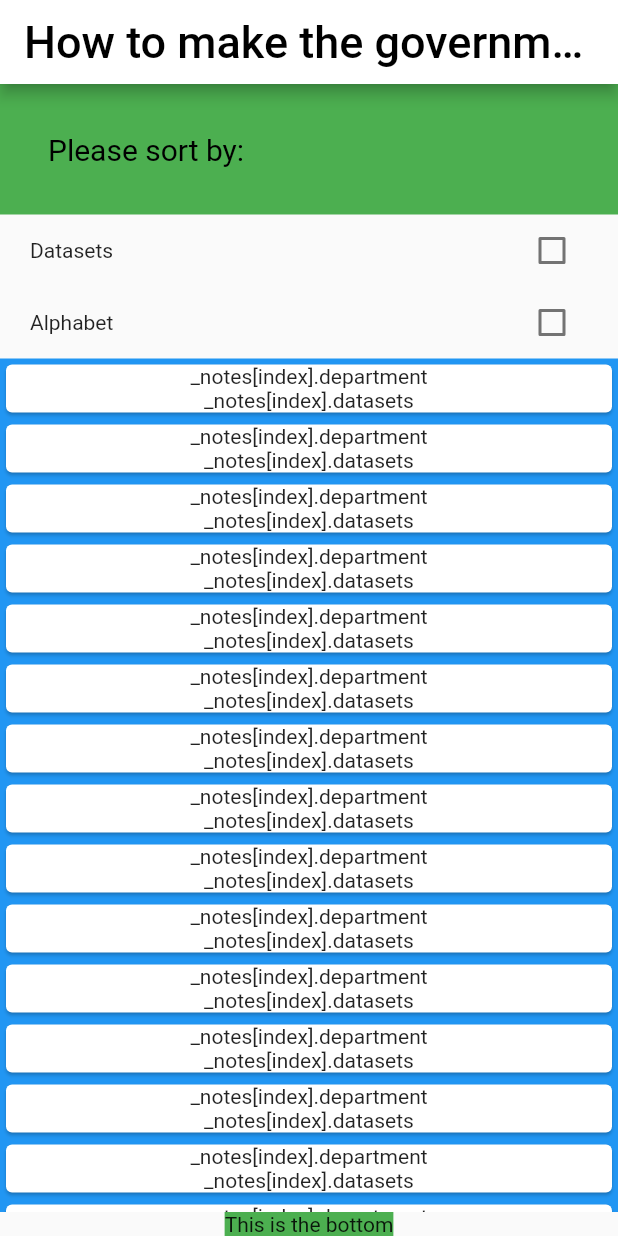
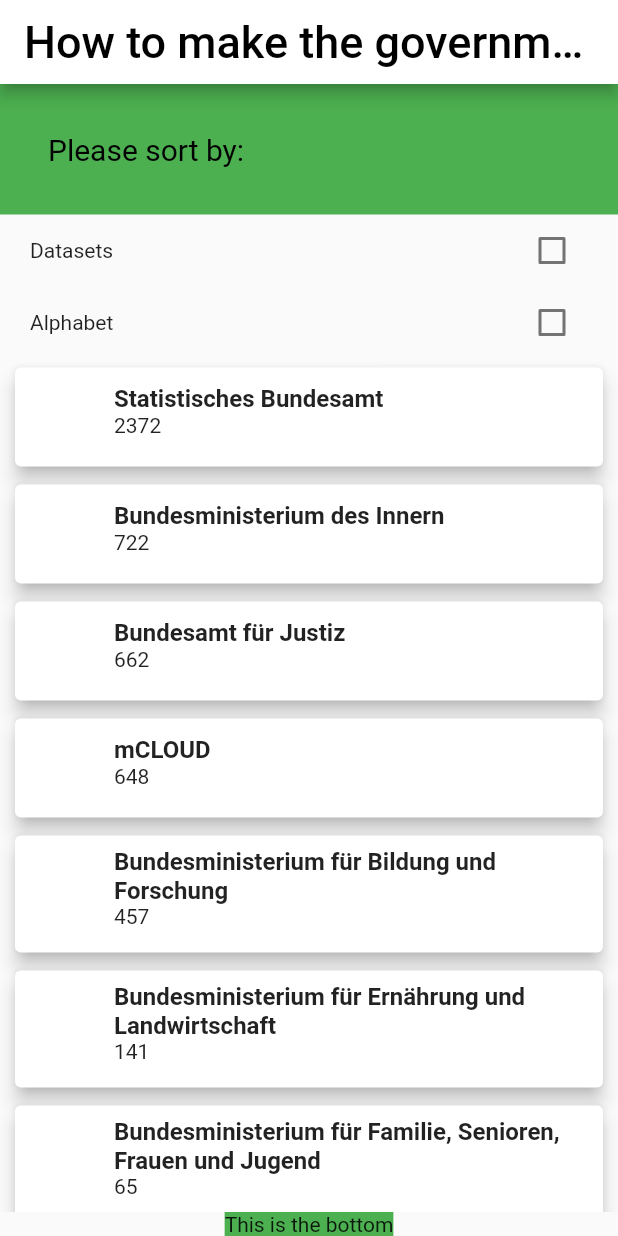
Before and after one commit to leoooncl/Tech4Germany_Solution, a Flutter app: the screen it shows after launch, on a phone screen of 412 x 824 dp. Run offline on Flutter 3.47's test engine with Material 2 defaults, Android fonts, the phone set to English and light mode, and no system bars; missing offline and left inert: dart:html.

Commit message:
added json to assets, created Futerbuilder Widget

```diff
--- a/t4gopengov/lib/GovData.dart
+++ b/t4gopengov/lib/GovData.dart
@@ -4,21 +4,28 @@ import 'dart:convert';
 import 'package:flutter/cupertino.dart';
 
 class GovData {
-  String department; //Klasse GovData besteht aus den Einträgen
-  int datasets;
+  String? department; //Klasse GovData besteht aus den Einträgen
+  int? datasets; // musste noch late hinzufügen um Nulleintrag zu verhindern
 
-  GovData(this.department, this.datasets);
-  factory GovData.fromJson(dynamic json) {
-    return GovData(json['department'] as String, json['age'] as int);
+  GovData(this.department, this.datasets); //constructor
+
+  GovData.fromJson(Map<String, dynamic> json) {
+    //Jason -> String Funktion
+    department = json['department'];
+    datasets = json['datasets'];
   }
-  @override
-  String toString() {
-    return '{ ${this.department}, ${this.datasets}}';
-  }
+
+  // factory GovData.fromJson(dynamic json) {
+  //   return GovData(json['department'] as String, json['age'] as int);
+  // }
+  // @override
+  // String toString() {
+  //   return '{ ${this.department}, ${this.datasets}}';
+  // }
 }
 
-main() {
-  String objText = '{"name": "bezkoder", "age":30}';
-  GovData govdata = GovData.fromJson(jsonDecode(objText));
-  print(govdata);
-}
+// main() {
+//   String objText = '{"name": "bezkoder", "age":30}';
+//   GovData govdata = GovData.fromJson(jsonDecode(objText));
+//   print(govdata);
+// }
--- a/t4gopengov/lib/main.dart
+++ b/t4gopengov/lib/main.dart
@@ -4,96 +4,19 @@ import 'dart:html';
 import 'dart:ui';
 
 import 'package:flutter/material.dart';
+import 'package:flutter/services.dart' as rootBundle;
 import 'package:http/http.dart' as http;
 import 'package:t4gopengov/GovData.dart'; //imports http protocol
-
-// Global Constants //
-const GOVDATA_KEY = String.fromEnvironment(
-    "GOVDATA_KEY"); //could be stored locally as system variable in launch.json
-//in system variables: --dart-define=GOVDATE_KEY=
 
 // Functions
 void main() => runApp(const MaterialApp(
       home: HomeScreen(), //we could imagine more sides/ screen
     ));
 
-//API request
-void APIfunction() {
-//send API request to OpenGov
-  var prompt; //created because otherwise problem
-  http.post(
-    //http in improt is the variable //YT Video 42:52
-    Uri.parse("https://"),
-    headers: {
-      "Authorization":
-          "Bearer GOVDATA_KEY", //here needs to go the variable from the launch.json file
-      "Accept": "application/json",
-      "Content-Type": "application/json",
-    },
-    body: jsonEncode({
-      "prompt": prompt,
-      "max_tokens": 100,
-      "temperature": 0,
-      "top_p": 1,
-      "stop": "\n",
-    }),
-    //return json
-  );
-}
-
 //Classes
 class HomeScreen extends StatelessWidget {
   const HomeScreen({Key? key})
       : super(key: key); //"const in front of HomeScreen"
-
-//https function
-/*
-  List<GovData> _govdatas = <GovData>[];
-
-  Future<List<GovData>> fetchGovData() async {
-    var hello =
-        'https://github.com/tech4germany/coding-challenge/blob/main/backend-response.json';
-    var response = await http.get(hello);
-
-    var govdatas = <GovData>[];
-
-    if (response.statusCode == 200) {
-      var govdatasJson = json.decode(response.body);
-      for (var govdataJson in govdatasJson) {
-        govdatas.add(GovData.fromJson(govdataJson));
-      }
-    }
-    return govdatas;
-  }
-*/
-
-//   Future<String> loadNoteAsset() async {
-//   return await rootBundle.loadString('assets/data.json');
-// }
-
-// Future <List<Post>> parsePost() async {
-//   var posts = List<Post>();
-//     String source = await loadNoteAsset();
-//   final parsed = jsonDecode(source);
-//   for (var item in parsed) {
-//     posts.add(Post.fromJson(item));
-//   }
-//   return posts;
-// }
-
-/*
-  @override
-  void initState() {
-    fetchGovData().then((value) {
-      setState(() {
-        _govdatas.addAll(value);
-      });
-    });
-    super.initState();
-    }
-  }
-
-*/
 
   @override //redefining the build function of Stateless Widget
   Widget build(BuildContext context) {
@@ -118,8 +41,73 @@ class HomeScreen extends StatelessWidget {
           MyCheckboxAlphabet(),
           /*2* List*/
           Expanded(
-              child:
-                  listSection), //When use a Scrollable Widget inside a Column, expand it
+              //When use a Scrollable Widget inside a Column, expand it
+              child: FutureBuilder(
+                  future: ReadJsonData(),
+                  builder: (context, data) {
+                    if (data.hasError) {
+                      return Center(child: Text("${data.error}"));
+                    } else if (data.hasData) {
+                      var items = data.data as List<GovData>;
+                      return ListView.builder(
+                          itemCount: items == null ? 0 : items.length,
+                          itemBuilder: (context, index) {
+                            return Card(
+                              elevation: 5,
+                              margin: EdgeInsets.symmetric(
+                                  horizontal: 10, vertical: 6),
+                              child: Container(
+                                padding: EdgeInsets.all(8),
+                                child: Row(
+                                  mainAxisAlignment: MainAxisAlignment.center,
+                                  crossAxisAlignment: CrossAxisAlignment.center,
+                                  children: [
+                                    Container(
+                                      width: 50,
+                                      height: 50,
+                                    ),
+                                    Expanded(
+                                        child: Container(
+                                      padding: EdgeInsets.only(bottom: 8),
+                                      child: Column(
+                                        mainAxisAlignment:
+                                            MainAxisAlignment.center,
+                                        crossAxisAlignment:
+                                            CrossAxisAlignment.start,
+                                        children: [
+                                          Padding(
+                                            padding: EdgeInsets.only(
+                                                left: 8, right: 8),
+                                            child: Text(
+                                              items[index]
+                                                  .department
+                                                  .toString(),
+                                              style: TextStyle(
+                                                  fontSize: 16,
+                                                  fontWeight: FontWeight.bold),
+                                            ),
+                                          ),
+                                          Padding(
+                                            padding: EdgeInsets.only(
+                                                left: 8, right: 8),
+                                            child: Text(items[index]
+                                                .datasets
+                                                .toString()),
+                                          )
+                                        ],
+                                      ),
+                                    ))
+                                  ],
+                                ),
+                              ),
+                            );
+                          });
+                    } else {
+                      return Center(
+                        child: CircularProgressIndicator(),
+                      );
+                    }
+                  })),
           Container(
             child: const Text('This is the bottom'),
             color: Colors.green,
@@ -132,9 +120,81 @@ class HomeScreen extends StatelessWidget {
       //),
     );
   }
+
+  Future<List<GovData>> ReadJsonData() async {
+    final jsondata = await rootBundle.rootBundle
+        .loadString('lib/assets/backend-response.json');
+    final list = json.decode(jsondata) as List<dynamic>;
+
+    return list
+        .map((e) => GovData.fromJson(e))
+        .toList(); //reads Data from Json and sends it to a map
+  }
 }
 
-// Widget for the List sectioin
+//Widget for the YouTubeList Video
+/*
+Widget YouTubeList = FutureBuilder(
+    future: ReadJsonData(),
+    builder: (context, data) {
+      if (data.hasError) {
+        return Center(child: Text("${data.error}"));
+      } else if (data.hasData) {
+        var items = data.data as List<GovData>;
+        return ListView.builder(
+            itemCount: items == null ? 0 : items.length,
+            itemBuilder: (context, index) {
+              return Card(
+                elevation: 5,
+                margin: EdgeInsets.symmetric(horizontal: 10, vertical: 6),
+                child: Container(
+                  padding: EdgeInsets.all(8),
+                  child: Row(
+                    mainAxisAlignment: MainAxisAlignment.center,
+                    crossAxisAlignment: CrossAxisAlignment.center,
+                    children: [
+                      Container(
+                        width: 50,
+                        height: 50,
+                      ),
+                      Expanded(
+                          child: Container(
+                        padding: EdgeInsets.only(bottom: 8),
+                        child: Column(
+                          mainAxisAlignment: MainAxisAlignment.center,
+                          crossAxisAlignment: CrossAxisAlignment.start,
+                          children: [
+                            Padding(
+                              padding: EdgeInsets.only(left: 8, right: 8),
+                              child: Text(
+                                items[index].department.toString(),
+                                style: TextStyle(
+                                    fontSize: 16, fontWeight: FontWeight.bold),
+                              ),
+                            ),
+                            Padding(
+                              padding: EdgeInsets.only(left: 8, right: 8),
+                              child: Text(items[index].datasets.toString()),
+                            )
+                          ],
+                        ),
+                      ))
+                    ],
+                  ),
+                ),
+              );
+            });
+      } else {
+        return Center(
+          child: CircularProgressIndicator(),
+        );
+      }
+
+
+    });
+*/
+
+// Old Widget for the List section
 Widget listSection = Container(
     color: Colors.blue,
     child: ListView.builder(
@@ -154,7 +214,7 @@ Widget listSection = Container(
       itemCount: 50,
     ));
 
-// Widget for the selection of Dataset and Alphabet
+// Widget and Textfield for the selection of Dataset and Alphabet
 Widget sortingSection = Container(
   padding: const EdgeInsets.all(32),
   decoration: BoxDecoration(color: Colors.green),
@@ -182,7 +242,7 @@ Widget sortingSection = Container(
   ),
 );
 
-// Widget for CheckboxListTile
+// Checkbox Widged labeled
 class LabeledCheckbox extends StatelessWidget {
   const LabeledCheckbox({
     Key? key,
--- a/t4gopengov/pubspec.yaml
+++ b/t4gopengov/pubspec.yaml
@@ -60,6 +60,9 @@ flutter:
   # the material Icons class.
   uses-material-design: true
 
+  assets:
+    - lib/assets/
+
   # To add assets to your application, add an assets section, like this:
   # assets:
   #   - images/a_dot_burr.jpeg
```
Also changed, not shown: t4gopengov/lib/assets/backend-response.json (renamed from t4gopengov/backend-response.json).
